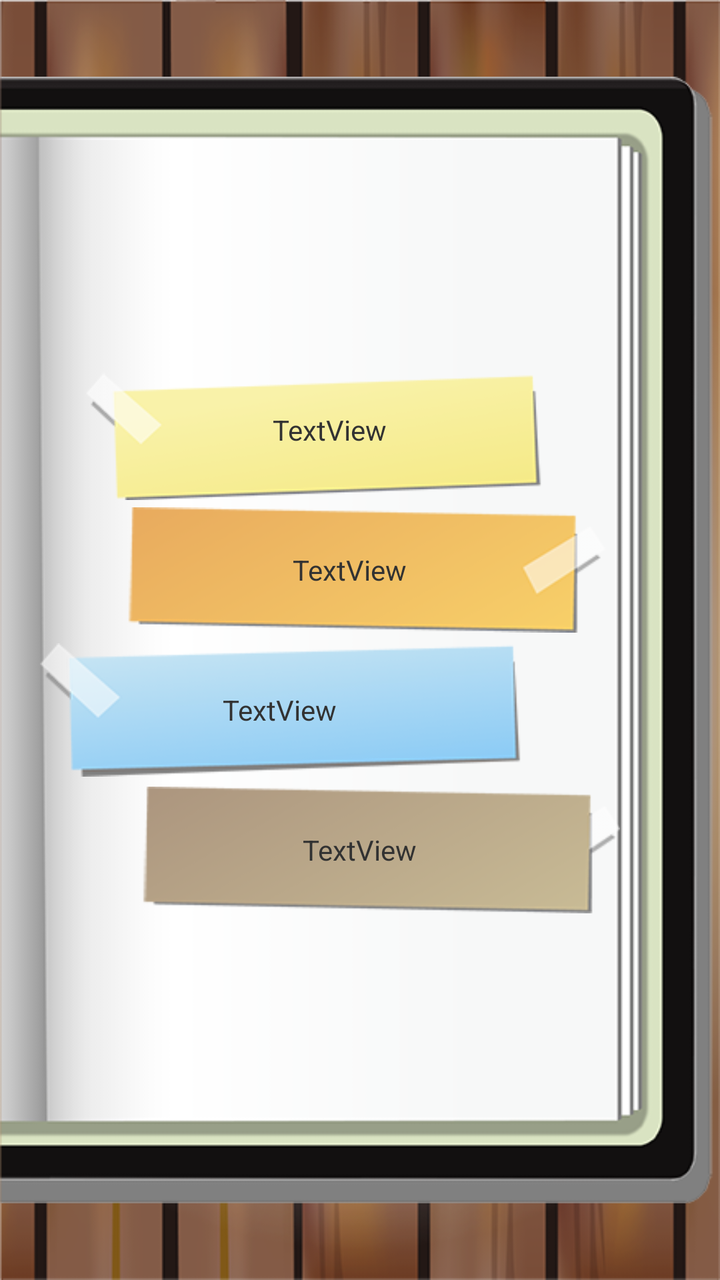
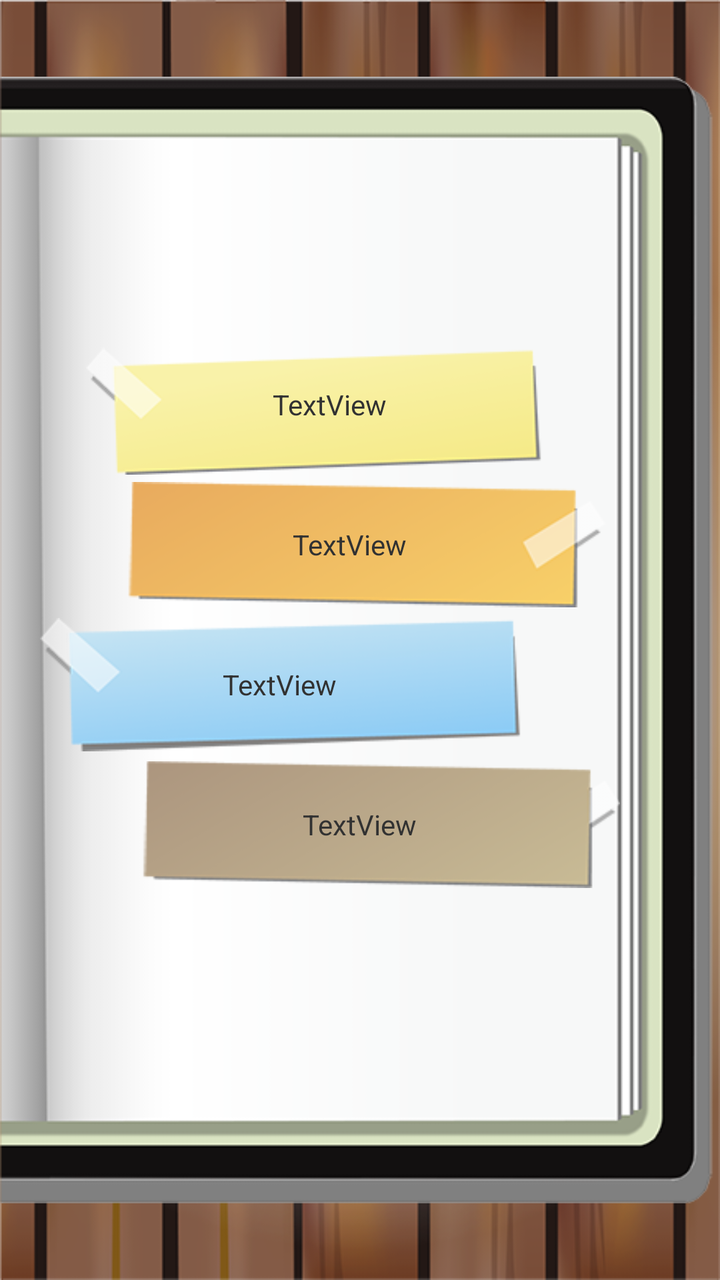

Screens rendered from an Android XML layout before and after an edit, with the pre-edit source and the edit as a unified diff.
<!-- AndroidManifest.xml: application theme AppTheme -->
<!-- res/layout/activity_main.xml -->
<RelativeLayout xmlns:android="http://schemas.android.com/apk/res/android"
    xmlns:tools="http://schemas.android.com/tools"
    android:layout_width="match_parent"
    android:layout_height="match_parent"
    android:background="@drawable/bg_wood"
    tools:context=".MainActivity" >

    <ImageView
        android:id="@+id/imageView1"
        android:layout_width="match_parent"
        android:layout_height="match_parent"
        android:layout_alignParentLeft="true"
        android:src="@drawable/bg_book" />

    <LinearLayout
        android:layout_width="match_parent"
        android:layout_height="wrap_content"
        android:layout_centerInParent="true"
        android:orientation="vertical" >

        <RelativeLayout
            android:layout_width="match_parent"
            android:layout_height="wrap_content" >

            <ImageButton
                android:id="@+id/btn_1"
                android:layout_width="match_parent"
                android:layout_height="70dp"
                android:background="@color/transparent"
                android:paddingLeft="20dp"
                android:paddingRight="30dp"
                android:scaleType="fitCenter"
                android:src="@drawable/btn_01" />

            <TextView
                android:id="@+id/text_1"
                android:layout_width="wrap_content"
                android:layout_height="wrap_content"
                android:layout_centerInParent="true"
                android:paddingRight="30dp"
                android:text="TextView" />

        </RelativeLayout>

        <RelativeLayout
            android:layout_width="match_parent"
            android:layout_height="wrap_content" >

            <ImageButton
                android:id="@+id/btn_2"
                android:layout_width="match_parent"
                android:layout_height="70dp"
                android:background="@color/transparent"
                android:paddingLeft="20dp"
                android:paddingRight="50dp"
                android:scaleType="fitCenter"
                android:src="@drawable/btn_02" />

            <TextView
                android:id="@+id/text_2"
                android:layout_width="wrap_content"
                android:layout_height="wrap_content"
                android:layout_centerInParent="true"
                android:paddingRight="10dp"
                android:text="TextView" />

        </RelativeLayout>

        <RelativeLayout
            android:layout_width="match_parent"
            android:layout_height="wrap_content" >

            <ImageButton
                android:id="@+id/btn_3"
                android:layout_width="match_parent"
                android:layout_height="70dp"
                android:background="@color/transparent"
                android:paddingLeft="20dp"
                android:paddingRight="50dp"
                android:scaleType="fitCenter"
                android:src="@drawable/btn_03" />

            <TextView
                android:id="@+id/text_3"
                android:layout_width="wrap_content"
                android:layout_height="wrap_content"
                android:layout_centerInParent="true"
                android:paddingRight="80dp"
                android:text="TextView" />

        </RelativeLayout>

        <RelativeLayout
            android:layout_width="match_parent"
            android:layout_height="wrap_content" >

            <ImageButton
                android:id="@+id/btn_4"
                android:layout_width="match_parent"
                android:layout_height="70dp"
                android:background="@color/transparent"
                android:paddingLeft="20dp"
                android:paddingRight="50dp"
                android:scaleType="fitCenter"
                android:src="@drawable/btn_04" />

            <TextView
                android:id="@+id/text_4"
                android:layout_width="wrap_content"
                android:layout_height="wrap_content"
                android:layout_centerInParent="true"
                android:text="TextView" />

        </RelativeLayout>

    </LinearLayout>

</RelativeLayout>
<!-- resources referenced by this layout -->
<resources>
  <color name="transparent">#00000000</color>
  <!-- drawable bg_book: png bitmap (drawable-mdpi, 14514 bytes) -->
  <!-- drawable bg_wood: png bitmap (drawable-mdpi, 216225 bytes) -->
  <!-- drawable btn_01: png bitmap (drawable-mdpi, 8864 bytes) -->
  <!-- drawable btn_02: png bitmap (drawable-mdpi, 8736 bytes) -->
  <!-- drawable btn_03: png bitmap (drawable-mdpi, 9684 bytes) -->
  <!-- drawable btn_04: png bitmap (drawable-mdpi, 8318 bytes) -->
  <style name="AppTheme" parent="AppBaseTheme">
          
      </style>
  <style name="AppBaseTheme" parent="android:Theme.Light">
  	    <item name="android:windowNoTitle">true</item>
          
      </style>
</resources>

<!-- the commit's change to res/layout/activity_main.xml (unified diff, before → after) -->
@@ -13,6 +13,7 @@
         android:src="@drawable/bg_book" />
 
     <LinearLayout
+        android:id="@+id/linearLayout1"
         android:layout_width="match_parent"
         android:layout_height="wrap_content"
         android:layout_centerInParent="true"
@@ -39,7 +40,6 @@
                 android:layout_centerInParent="true"
                 android:paddingRight="30dp"
                 android:text="TextView" />
-
         </RelativeLayout>
 
         <RelativeLayout
@@ -63,7 +63,6 @@
                 android:layout_centerInParent="true"
                 android:paddingRight="10dp"
                 android:text="TextView" />
-
         </RelativeLayout>
 
         <RelativeLayout
@@ -87,7 +86,6 @@
                 android:layout_centerInParent="true"
                 android:paddingRight="80dp"
                 android:text="TextView" />
-
         </RelativeLayout>
 
         <RelativeLayout
@@ -110,8 +108,29 @@
                 android:layout_height="wrap_content"
                 android:layout_centerInParent="true"
                 android:text="TextView" />
+        </RelativeLayout>
 
-        </RelativeLayout>
+        <LinearLayout
+            android:layout_width="match_parent"
+            android:layout_height="wrap_content"
+            android:orientation="vertical" >
+
+            <ImageView
+                android:id="@+id/imageView2"
+                android:layout_width="wrap_content"
+                android:layout_height="wrap_content"
+                android:layout_gravity="center"
+                android:src="@android:drawable/divider_horizontal_dark" />
+
+            <TextView
+                android:id="@+id/textView1"
+                android:layout_width="wrap_content"
+                android:layout_height="wrap_content"
+                android:layout_gravity="center"
+                android:textAppearance="?android:attr/textAppearanceMedium"
+                android:text="" />
+
+        </LinearLayout>
 
     </LinearLayout>
 
